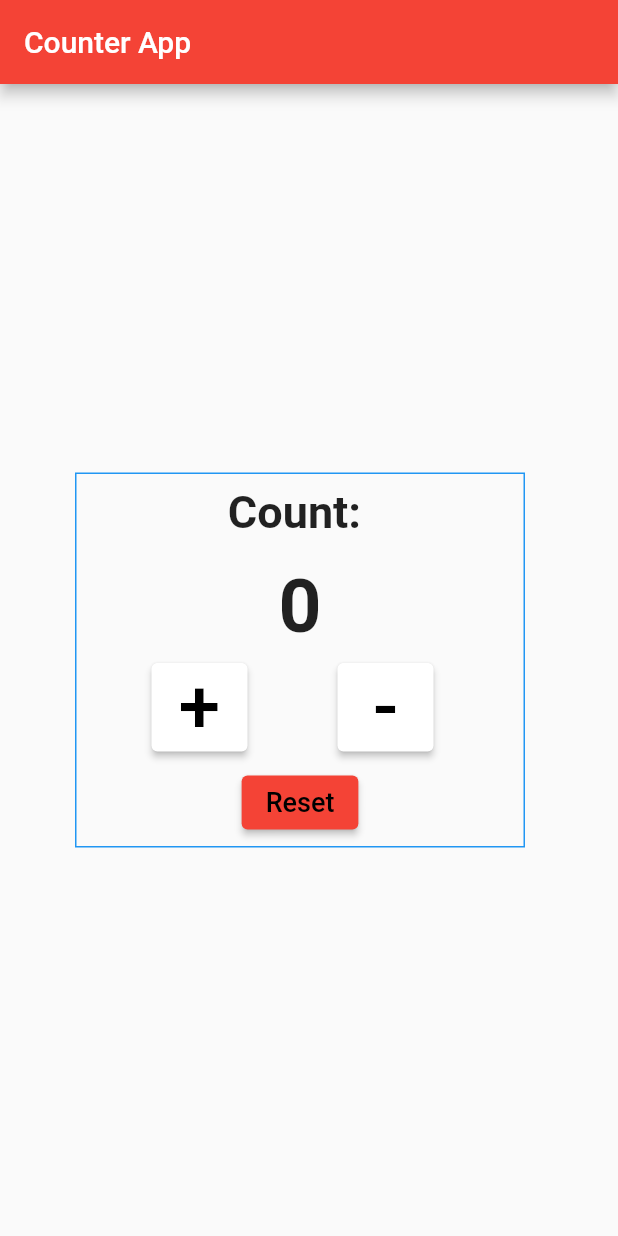
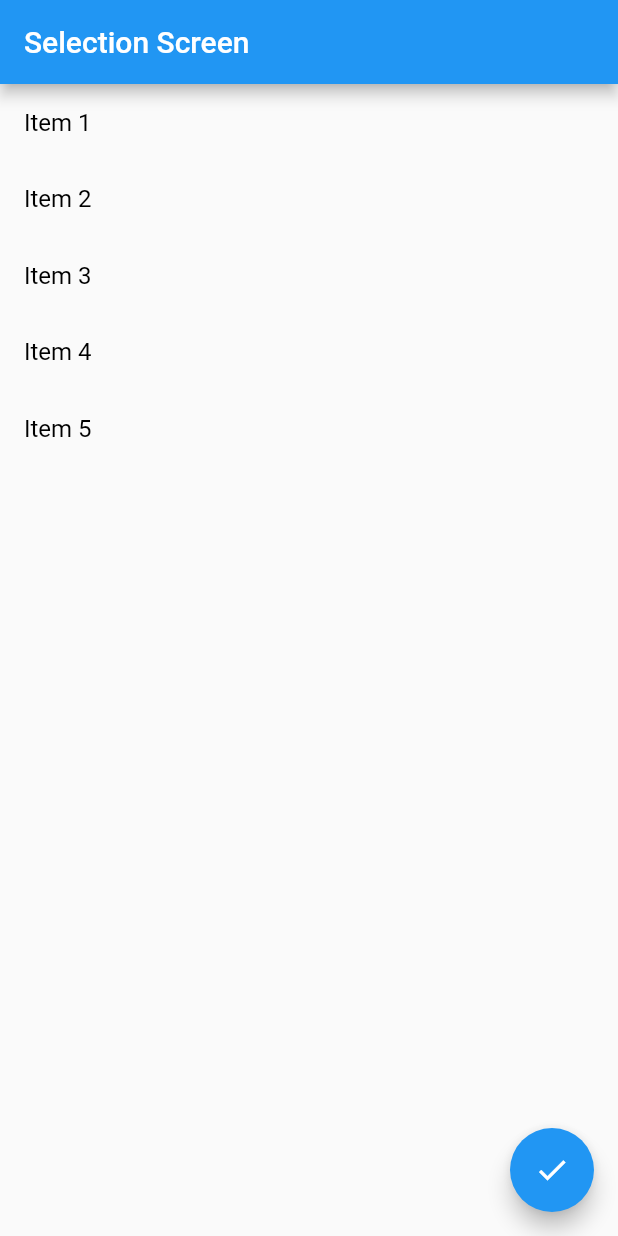
Before and after one commit to Rovinota/Ostad_Flutter_4th_Batch_-Live_Test-, a Flutter app: the screen it shows after launch, on a phone screen of 412 x 824 dp. Run offline on Flutter 3.47's test engine with Material 2 defaults, Android fonts, the phone set to English and light mode, and no system bars.

Commit message:
Selection Screen Completed

```diff
--- a/lib/main.dart
+++ b/lib/main.dart
@@ -1,149 +1,107 @@
 import 'package:flutter/material.dart';
 
-void main() {
-  runApp(const MyApp());
-}
+void main() => runApp(MyApp());
 
 class MyApp extends StatelessWidget {
-  const MyApp({super.key});
-
   @override
   Widget build(BuildContext context) {
     return MaterialApp(
-      theme: ThemeData(
-        primarySwatch: Colors.red,
-      ),
-      home: HomeScreen(),
+      title: 'Flutter Demo',
+      home: MyHomePage(),
     );
   }
 }
-class HomeScreen extends StatefulWidget {
-  const HomeScreen({super.key});
 
+class MyHomePage extends StatefulWidget {
   @override
-  State<HomeScreen> createState() => _HomeScreenState();
+  _MyHomePageState createState() => _MyHomePageState();
 }
 
-class _HomeScreenState extends State<HomeScreen> {
-  int Count = 0;
+class _MyHomePageState extends State<MyHomePage> {
+  List<Item> items = [
+    Item('Item 1', false),
+    Item('Item 2', false),
+    Item('Item 3', false),
+    Item('Item 4', false),
+    Item('Item 5', false),
+  ];
+
+  int selectedCount = 0;
+
+  void _updateSelectedCount() {
+    int count = 0;
+    for (var item in items) {
+      if (item.isSelected) {
+        count++;
+      }
+    }
+    setState(() {
+      selectedCount = count;
+    });
+  }
 
   @override
   Widget build(BuildContext context) {
     return Scaffold(
       appBar: AppBar(
-        title: Text("Counter App"),
-        centerTitle: false,
+        title: Text("Selection Screen"),
       ),
-      body: Column(
-        mainAxisAlignment: MainAxisAlignment.center,
-        children: [
-          Padding(
-            padding: const EdgeInsets.only(left: 50),
+      body: ListView.builder(
+        itemCount: items.length,
+        itemBuilder: (context, index) {
+          return InkWell(
+            onTap: () {
+              setState(() {
+                items[index].isSelected = !items[index].isSelected;
+                _updateSelectedCount();
+              });
+            },
             child: Container(
-              width: 300,
-              height: 250,
-              decoration: BoxDecoration(
-                border: Border.all(color: Colors.blue),
+              width: items[index].isSelected ? double.infinity : null,
+              color: items[index].isSelected ? Colors.blue : null,
+              child: Padding(
+                padding: const EdgeInsets.all(16.0),
+                child: Text(
+                  items[index].name,
+                  style: TextStyle(
+                    color: items[index].isSelected ? Colors.white : Colors.black,
+                    fontSize: 16.0,
+                  ),
+                ),
               ),
-              child: Column(
-                children: [
-                  Padding(
-                    padding: const EdgeInsets.all(8.0),
-                    child: Text("Count: ", style: TextStyle(
-                      fontSize: 30,
-                      fontWeight: FontWeight.bold,
-                    ),),
-                  ),
-                  Padding(
-                    padding: const EdgeInsets.all(8.0),
-                    child: Text(Count.toString(), style: TextStyle(
-                      fontSize: 50,
-                      fontWeight: FontWeight.bold,
-                    ),),
-                  ),
-                  Row(
-
-                    children: [
-                      Padding(
-                        padding: const EdgeInsets.only(left: 50),
-                        child: ElevatedButton(onPressed: (){
-                          Count = Count + 1;
-
-                          if (Count == 5 ) {
-
-                            showDialog(
-                                barrierDismissible: false,
-                                context: context, builder: (context) {
-                              return AlertDialog(
-
-                                title: Text("Alert"),
-                                content: Text("Button pressed ${Count.toString()} times."),
-                                actions: [
-                                  TextButton(onPressed: (){Navigator.pop(context);}, child: Text("OK")),
-                                ],
-
-                              );
-                            });
-                          }
-                          setState(() {
-
-                          });
-                        }, child: Text("+", style: TextStyle(
-                          fontSize: 50,
-                          color: Colors.black,
-                        ),),
-                          style: ElevatedButton.styleFrom(
-                            backgroundColor: Colors.white,
-                            foregroundColor: Colors.black,
-                          ),
-                        ),
-
-                      ),
-                      Padding(
-                        padding: const EdgeInsets.only(left: 60),
-                        child: ElevatedButton(onPressed: (){
-                          if (Count > 0) Count = Count - 1;
-                          setState(() {
-
-                          });
-                        }, child: Text("-", style: TextStyle(
-                          fontSize: 50,
-                          color: Colors.black,
-                        ),),
-                        style: ElevatedButton.styleFrom(
-                          backgroundColor: Colors.white,
-                          foregroundColor: Colors.black,
-                        ),
-                        ),
-                      ),
-
-
-                    ],
-                  ),
-                  Padding(
-                    padding: const EdgeInsets.only( top: 10, left: 0),
-                    child: ElevatedButton(onPressed: (){
-
-                      Count = 0;
-                      setState(() {
-
-                      });
-                    }, child: Text("Reset", style: TextStyle(
-                      fontSize: 18,
-                      color: Colors.black,
-                    ),),
-                      style: ElevatedButton.styleFrom(
-                        backgroundColor: Colors.red,
-                        foregroundColor: Colors.black,
-                      ),
-                    ),
+            ),
+          );
+        },
+      ),
+      floatingActionButton: FloatingActionButton(
+        onPressed: () {
+          showDialog(
+            context: context,
+            builder: (context) {
+              return AlertDialog(
+                title: Text('Selected Items'),
+                content: Text('Number of selected items: $selectedCount'),
+                actions: <Widget>[
+                  TextButton(
+                    onPressed: () {
+                      Navigator.of(context).pop();
+                    },
+                    child: Text('Close'),
                   ),
                 ],
-              ),
-            ),
-          )
-        ],
+              );
+            },
+          );
+        },
+        child: Icon(Icons.check),
       ),
     );
   }
 }
+
+class Item {
+  String name;
+  bool isSelected;
+
+  Item(this.name, this.isSelected);
+}
```
